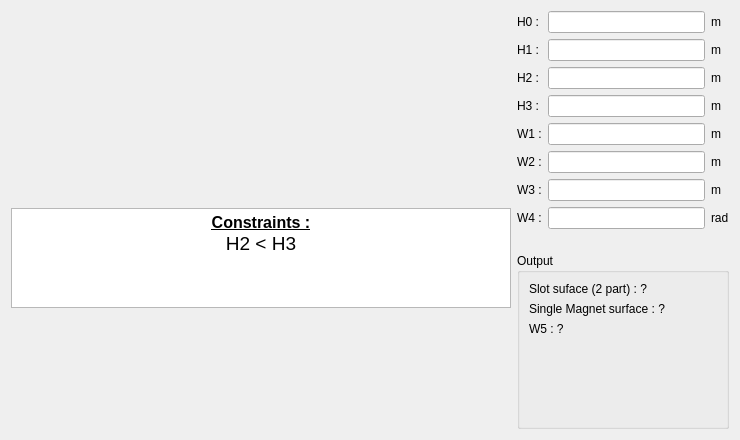
First picture: the form in pyleecan/GUI/Dialog/DMachineSetup/SMHoleMag/PHoleM53/PHoleM53.ui, repository Eomys/pyleecan, before the edit.
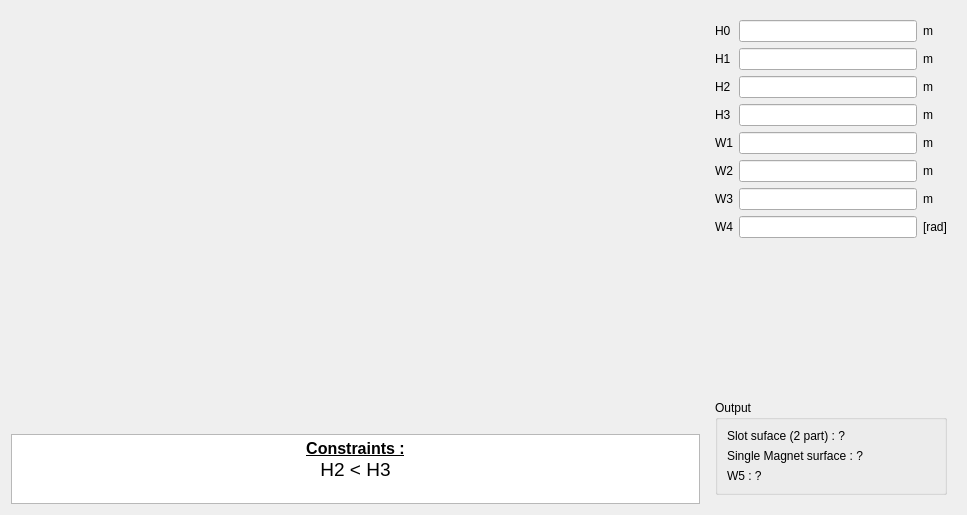
Second picture: the form after the edit. Icons and pictures are not drawn. Custom widgets are drawn as their Qt base class.

Commit message: [CO] Improving Hole GUI

Diff of the .ui file:
```diff
--- a/pyleecan/GUI/Dialog/DMachineSetup/SMHoleMag/PHoleM53/PHoleM53.ui
+++ b/pyleecan/GUI/Dialog/DMachineSetup/SMHoleMag/PHoleM53/PHoleM53.ui
@@ -6,8 +6,8 @@
    <rect>
     <x>0</x>
     <y>0</y>
-    <width>740</width>
-    <height>440</height>
+    <width>967</width>
+    <height>515</height>
    </rect>
   </property>
   <property name="minimumSize">
@@ -31,21 +31,21 @@
      <item>
       <widget class="QLabel" name="img_slot">
        <property name="sizePolicy">
-        <sizepolicy hsizetype="Fixed" vsizetype="Fixed">
+        <sizepolicy hsizetype="Preferred" vsizetype="Preferred">
          <horstretch>0</horstretch>
          <verstretch>0</verstretch>
         </sizepolicy>
        </property>
        <property name="minimumSize">
         <size>
-         <width>500</width>
-         <height>191</height>
+         <width>0</width>
+         <height>0</height>
         </size>
        </property>
        <property name="maximumSize">
         <size>
-         <width>500</width>
-         <height>191</height>
+         <width>16777215</width>
+         <height>16777215</height>
         </size>
        </property>
        <property name="text">
@@ -76,7 +76,7 @@
        <property name="maximumSize">
         <size>
          <width>16777215</width>
-         <height>100</height>
+         <height>70</height>
         </size>
        </property>
        <property name="verticalScrollBarPolicy">
@@ -86,38 +86,38 @@
         <string>&lt;!DOCTYPE HTML PUBLIC &quot;-//W3C//DTD HTML 4.0//EN&quot; &quot;http://www.w3.org/TR/REC-html40/strict.dtd&quot;&gt;
 &lt;html&gt;&lt;head&gt;&lt;meta name=&quot;qrichtext&quot; content=&quot;1&quot; /&gt;&lt;style type=&quot;text/css&quot;&gt;
 p, li { white-space: pre-wrap; }
-&lt;/style&gt;&lt;/head&gt;&lt;body style=&quot; font-family:'MS Shell Dlg 2'; font-size:8.25pt; font-weight:400; font-style:normal;&quot;&gt;
-&lt;p align=&quot;center&quot; style=&quot; margin-top:0px; margin-bottom:0px; margin-left:0px; margin-right:0px; -qt-block-indent:0; text-indent:0px;&quot;&gt;&lt;span style=&quot; font-size:12pt; font-weight:600; text-decoration: underline;&quot;&gt;Constraints :&lt;/span&gt;&lt;/p&gt;
-&lt;p align=&quot;center&quot; style=&quot; margin-top:0px; margin-bottom:0px; margin-left:0px; margin-right:0px; -qt-block-indent:0; text-indent:0px;&quot;&gt;&lt;span style=&quot; font-size:14pt;&quot;&gt;H2 &amp;lt; H3&lt;/span&gt;&lt;/p&gt;&lt;/body&gt;&lt;/html&gt;</string>
+&lt;/style&gt;&lt;/head&gt;&lt;body style=&quot; font-family:'MS Shell Dlg 2'; font-size:7.8pt; font-weight:400; font-style:normal;&quot;&gt;
+&lt;p align=&quot;center&quot; style=&quot; margin-top:0px; margin-bottom:0px; margin-left:0px; margin-right:0px; -qt-block-indent:0; text-indent:0px;&quot;&gt;&lt;span style=&quot; font-family:'MS Shell Dlg 2'; font-size:12pt; font-weight:600; text-decoration: underline;&quot;&gt;Constraints :&lt;/span&gt;&lt;/p&gt;
+&lt;p align=&quot;center&quot; style=&quot; margin-top:0px; margin-bottom:0px; margin-left:0px; margin-right:0px; -qt-block-indent:0; text-indent:0px;&quot;&gt;&lt;span style=&quot; font-family:'MS Shell Dlg 2'; font-size:14pt;&quot;&gt;H2 &amp;lt; H3&lt;/span&gt;&lt;/p&gt;&lt;/body&gt;&lt;/html&gt;</string>
        </property>
        <property name="textInteractionFlags">
         <set>Qt::TextSelectableByKeyboard|Qt::TextSelectableByMouse</set>
        </property>
       </widget>
      </item>
-     <item>
-      <spacer name="verticalSpacer_2">
-       <property name="orientation">
-        <enum>Qt::Vertical</enum>
-       </property>
-       <property name="sizeHint" stdset="0">
-        <size>
-         <width>20</width>
-         <height>40</height>
-        </size>
-       </property>
-      </spacer>
-     </item>
     </layout>
    </item>
    <item>
+    <widget class="QWidget" name="widget" native="true">
+     <property name="minimumSize">
+      <size>
+       <width>250</width>
+       <height>0</height>
+      </size>
+     </property>
+     <property name="maximumSize">
+      <size>
+       <width>250</width>
+       <height>16777215</height>
+      </size>
+     </property>
     <layout class="QVBoxLayout" name="verticalLayout_2">
      <item>
       <layout class="QGridLayout" name="gridLayout">
        <item row="0" column="0">
         <widget class="QLabel" name="in_H0">
          <property name="text">
-          <string>H0 :</string>
+           <string>H0</string>
          </property>
         </widget>
        </item>
@@ -134,7 +134,7 @@
        <item row="1" column="0">
         <widget class="QLabel" name="in_H1">
          <property name="text">
-          <string>H1 :</string>
+           <string>H1</string>
          </property>
         </widget>
        </item>
@@ -151,7 +151,7 @@
        <item row="2" column="0">
         <widget class="QLabel" name="in_H2">
          <property name="text">
-          <string>H2 :</string>
+           <string>H2</string>
          </property>
         </widget>
        </item>
@@ -168,7 +168,7 @@
        <item row="3" column="0">
         <widget class="QLabel" name="in_H3">
          <property name="text">
-          <string>H3 :</string>
+           <string>H3</string>
          </property>
         </widget>
        </item>
@@ -185,7 +185,7 @@
        <item row="4" column="0">
         <widget class="QLabel" name="in_W1">
          <property name="text">
-          <string>W1 :</string>
+           <string>W1</string>
          </property>
         </widget>
        </item>
@@ -202,7 +202,7 @@
        <item row="5" column="0">
         <widget class="QLabel" name="in_W2">
          <property name="text">
-          <string>W2 :</string>
+           <string>W2</string>
          </property>
         </widget>
        </item>
@@ -219,7 +219,7 @@
        <item row="6" column="0">
         <widget class="QLabel" name="in_W3">
          <property name="text">
-          <string>W3 :</string>
+           <string>W3</string>
          </property>
         </widget>
        </item>
@@ -236,7 +236,7 @@
        <item row="7" column="0">
         <widget class="QLabel" name="in_W4">
          <property name="text">
-          <string>W4 :</string>
+           <string>W4</string>
          </property>
         </widget>
        </item>
@@ -250,7 +250,7 @@
        <item row="7" column="2">
         <widget class="QLabel" name="unit_W4">
          <property name="text">
-          <string>rad</string>
+           <string>[rad]</string>
          </property>
         </widget>
        </item>
@@ -286,6 +286,19 @@
        </property>
       </widget>
      </item>
+      <item>
+       <spacer name="verticalSpacer">
+        <property name="orientation">
+         <enum>Qt::Vertical</enum>
+        </property>
+        <property name="sizeHint" stdset="0">
+         <size>
+          <width>20</width>
+          <height>74</height>
+         </size>
+        </property>
+       </spacer>
+      </item>
      <item>
       <widget class="QGroupBox" name="g_output">
        <property name="minimumSize">
@@ -319,23 +332,11 @@
           </property>
          </widget>
         </item>
-        <item>
-         <spacer name="verticalSpacer">
-          <property name="orientation">
-           <enum>Qt::Vertical</enum>
-          </property>
-          <property name="sizeHint" stdset="0">
-           <size>
-            <width>20</width>
-            <height>40</height>
-           </size>
-          </property>
-         </spacer>
-        </item>
        </layout>
       </widget>
      </item>
     </layout>
+    </widget>
    </item>
   </layout>
  </widget>
```
Left out of the diff: 6 changed lines with no effect on the pictures. Lines whose indentation alone changed are shown as unchanged. The commit also changes 54 other files.
